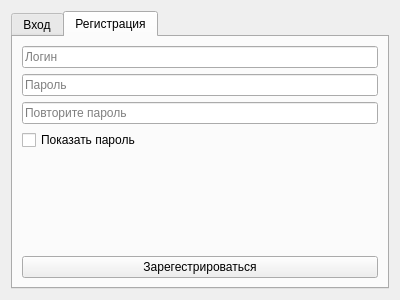
This is client/gui/dialogs/auth.ui in igorechek06/pyQuiz as Qt 5 draws it before an edit. The edited form follows.
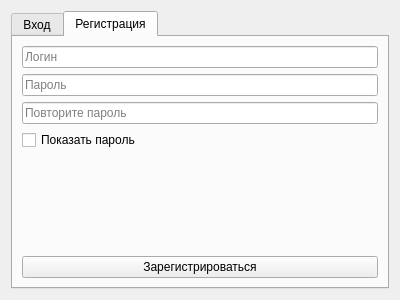
This is the edited form. The open tabs and pages were chosen to show the change. Icons and pictures are not drawn.

```diff
--- a/client/gui/dialogs/auth.ui
+++ b/client/gui/dialogs/auth.ui
@@ -144,7 +144,7 @@
        <item>
         <widget class="QPushButton" name="registerButton">
          <property name="text">
-          <string>Зарегестрироваться</string>
+          <string>Зарегистрироваться</string>
          </property>
          <property name="icon">
           <iconset resource="../../src.qrc">
```
Left out of the diff: 2 changed lines with no effect on the pictures.
